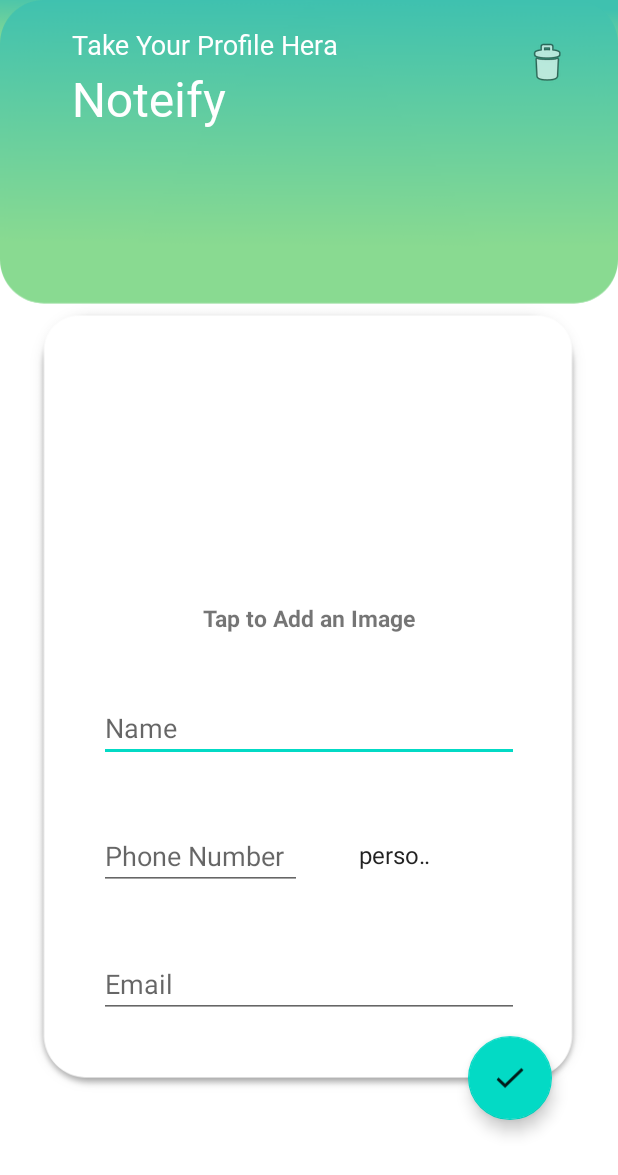
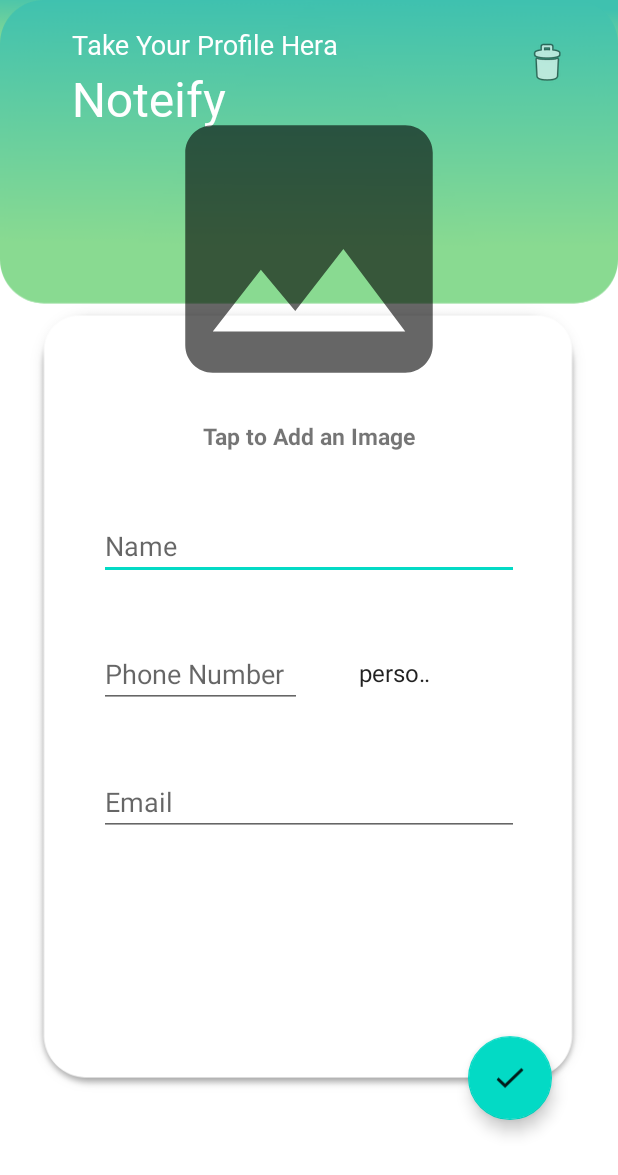
Before and after one commit to gayahsan/NOTIFY-MAD-PROJECT, an Android app: the profileEdit screen opened directly, with no data from a screen before it, on a phone screen of 412 x 824 dp. Shown: the top 1175 px of the screen. Run offline under Robolectric (Android 15) with nearby library versions, the phone set to English and light mode, and no system bars; our stand-ins replace CircleImageView.

Commit message:
AFTER MASTER MARGE

```diff
--- a/app/src/main/res/layout/activity_profile_display.xml
+++ b/app/src/main/res/layout/activity_profile_display.xml
@@ -57,7 +57,7 @@
         app:srcCompat="@drawable/card_long"
         />
 
-    <!--<de.hdodenhof.circleimageview.CircleImageView
+    <de.hdodenhof.circleimageview.CircleImageView
         xmlns:app="http://schemas.android.com/apk/res-auto"
         android:id="@+id/profile_image"
         android:layout_width="220dp"
@@ -65,7 +65,7 @@
         android:layout_marginTop="40dp"
         android:layout_alignParentTop="true"
         android:layout_centerInParent="true"
-        android:src="@drawable/photo" />-->
+        android:src="@drawable/photo" />
 
     <TextView
         android:layout_width="wrap_content"
```
